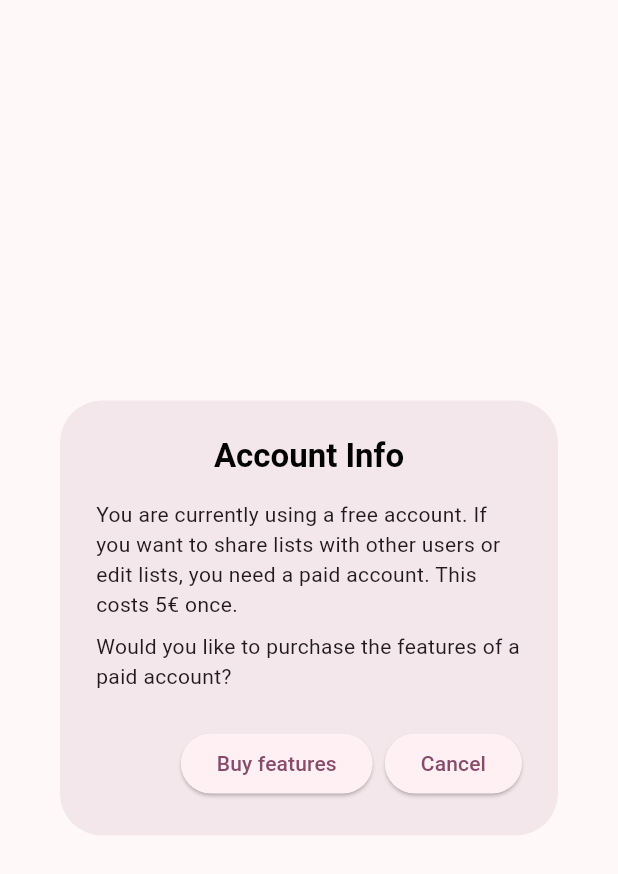
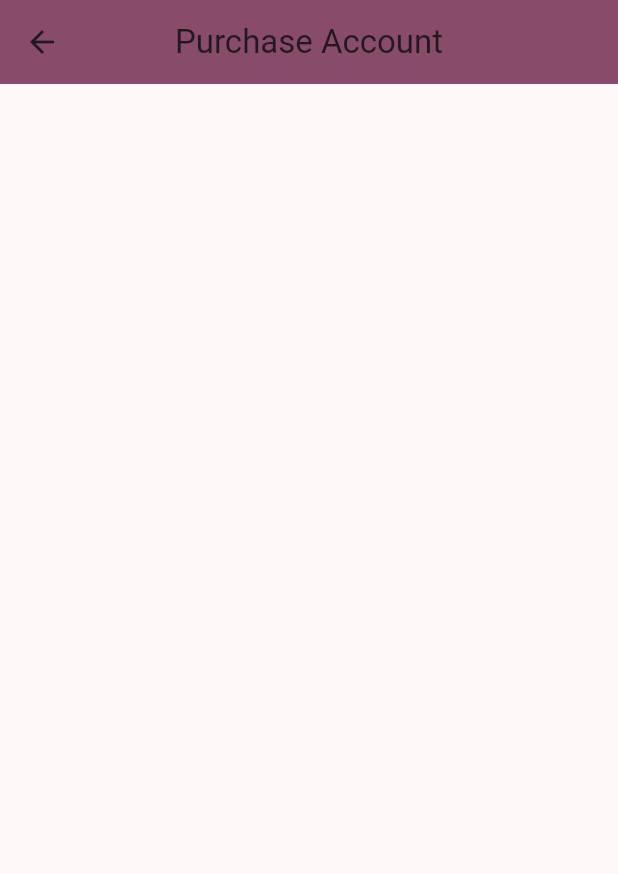
Before and after one commit to NicoleRado/shopping_list, a Flutter app: the AccountPaymentDialog widget shown alone on an empty page, opened directly, after a tap on "Buy features", on a phone screen of 412 x 824 dp. Shown: the top 874 px of the screen. Run offline on Flutter 3.47's test engine with Material 2 defaults, Android fonts, the phone set to English and light mode, and no system bars; our stand-ins replace cloud_firestore, easy_localization, firebase_auth, firebase_core, flutter_riverpod, flutter_speed_dial and 2 more; missing offline and left inert: oxidized; accounts and stored records are empty; generated files the repository leaves out were written again.

Commit message:
feature(accountPaymentPage): create accountPaymentPage and add to Router

```diff
--- a/assets/translations/de.json
+++ b/assets/translations/de.json
@@ -90,5 +90,8 @@
         "go_to_payment_button_title" : "Funktionen kaufen"
       }
     }
+  },
+  "account_payment_page" : {
+    "account_payment_page_title" : "Konto Kaufen"
   }
 }
--- a/assets/translations/en.json
+++ b/assets/translations/en.json
@@ -90,5 +90,8 @@
         "go_to_payment_button_title" : "Buy features"
       }
     }
+  },
+  "account_payment_page" : {
+    "account_payment_page_title" : "Purchase Account"
   }
 }
--- /dev/null
+++ b/lib/account_payment/presentation/account_payment_page.dart
@@ -0,0 +1,26 @@
+import 'package:easy_localization/easy_localization.dart';
+import 'package:flutter/material.dart';
+
+class AccountPaymentPage extends StatefulWidget {
+  const AccountPaymentPage({super.key});
+
+  @override
+  State<AccountPaymentPage> createState() => _AccountPaymentPageState();
+}
+
+class _AccountPaymentPageState extends State<AccountPaymentPage> {
+  final GlobalKey<FormState> formKey = GlobalKey<FormState>();
+
+  @override
+  Widget build(BuildContext context) {
+    return Scaffold(
+      appBar: AppBar(
+        centerTitle: true,
+        backgroundColor: Theme.of(context).primaryColor,
+        title:
+            const Text('account_payment_page.account_payment_page_title').tr(),
+      ),
+      body: Container(),
+    );
+  }
+}
--- a/lib/lists/presentation/dialogs/account_payment_dialog.dart
+++ b/lib/lists/presentation/dialogs/account_payment_dialog.dart
@@ -1,5 +1,6 @@
 import 'package:easy_localization/easy_localization.dart';
 import 'package:flutter/material.dart';
+import 'package:go_router/go_router.dart';
 
 class AccountPaymentDialog extends StatelessWidget {
   const AccountPaymentDialog({super.key});
@@ -35,7 +36,10 @@ class AccountPaymentDialog extends StatelessWidget {
       ),
       actions: [
         ElevatedButton(
-          onPressed: () {},
+          onPressed: () {
+            Navigator.of(context).pop();
+            context.go('/accountPayment');
+          },
           child: const Text(
             'list_page.dialogs.account_payment_dialog.go_to_payment_button_title',
           ).tr(),
```
Also changed, not shown: lib/router.dart (+8 -1 lines).
